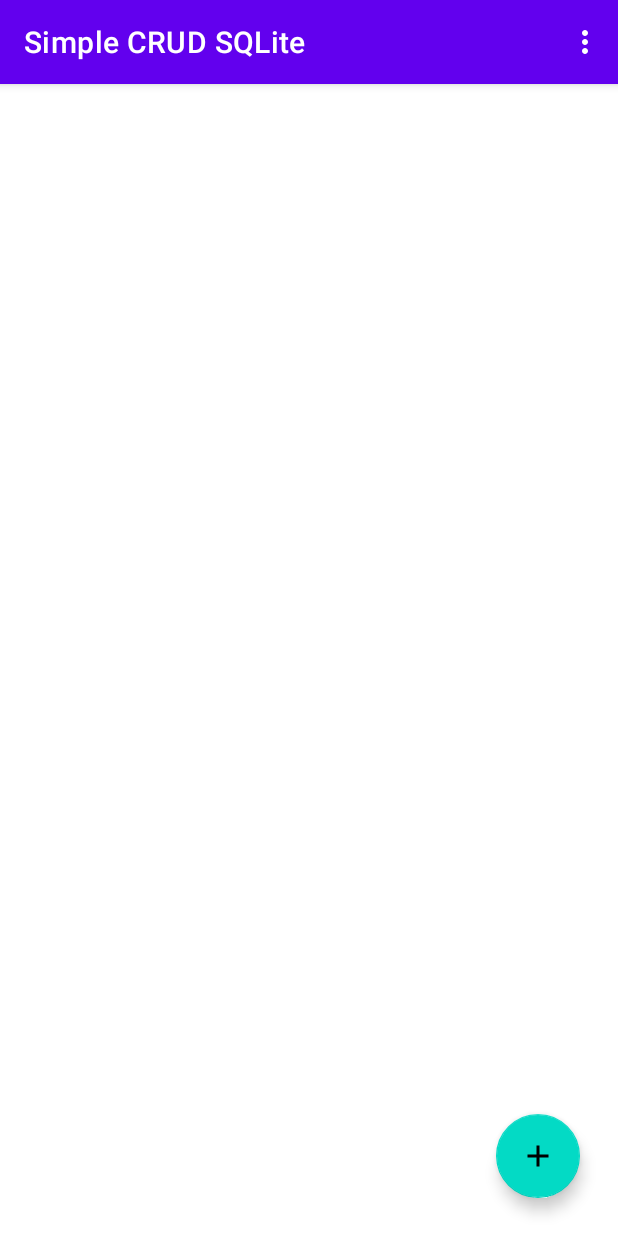
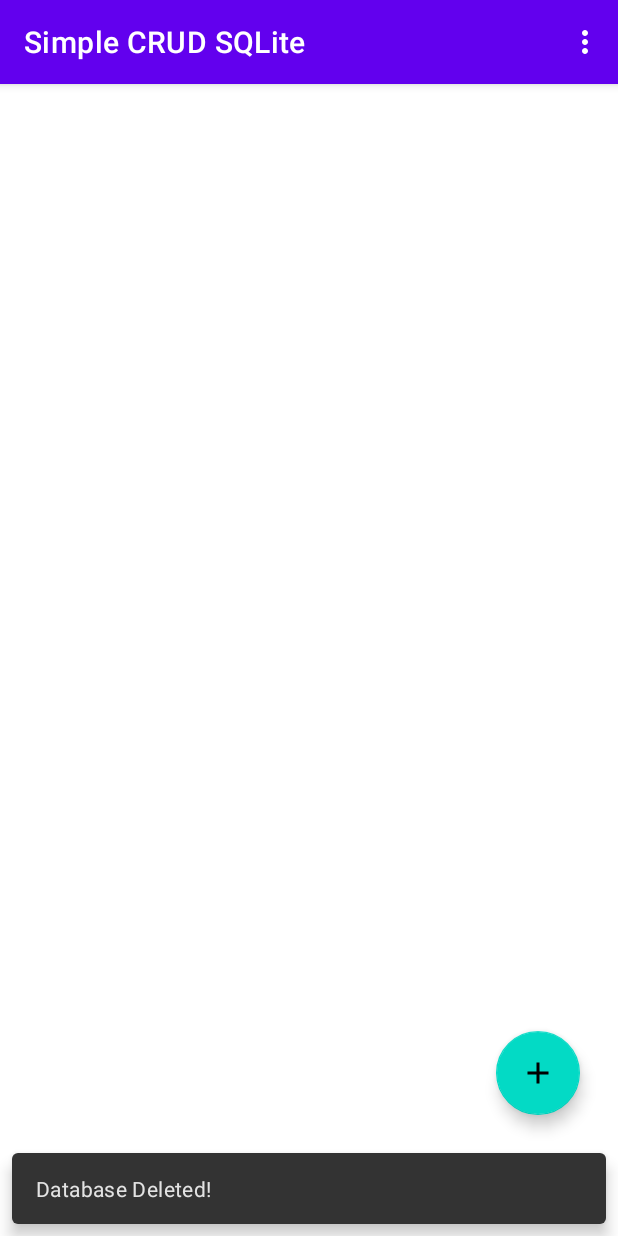
Before and after one commit to RamdanRohendi/Simple-CRUD-SQLite, an Android app: the screen it shows after launch (MainActivity), in the options menu, after a tap on "Clear database", on a phone screen of 412 x 824 dp. Run offline under Robolectric (Android 15) with nearby library versions, the phone set to English and light mode, and no system bars.

Commit message:
Perbaikan DatabaseManager dan Penambahan fungsi back di toolbar

```diff
--- a/app/src/main/java/com/example/simplecrudsqlite/DatabaseManager.java
+++ b/app/src/main/java/com/example/simplecrudsqlite/DatabaseManager.java
@@ -5,16 +5,16 @@ import android.database.Cursor;
 import android.database.sqlite.SQLiteDatabase;
 import android.util.Log;
 
-public class DatabaseManager extends DatabaseHelper {
+public class DatabaseManager {
     private DatabaseHelper dbHelper;
     private SQLiteDatabase database;
 
     public DatabaseManager(Context c) {
-        super(c);
+        dbHelper = new DatabaseHelper(c);
     }
 
     public void open() {
-        database = this.getWritableDatabase();
+        database = dbHelper.getWritableDatabase();
         database.isOpen();
     }
 
@@ -29,7 +29,7 @@ public class DatabaseManager extends DatabaseHelper {
     }
 
     public void insert(String myInputTitle, String myInputDesc) {
-        database = this.getWritableDatabase();
+        database = dbHelper.getWritableDatabase();
         String query = "INSERT INTO " + dbHelper.TABLE_NAME + " (Title, Description) " +
                 "VALUES ('" + myInputTitle + "', '" + myInputDesc + "')";
 
@@ -39,7 +39,7 @@ public class DatabaseManager extends DatabaseHelper {
     }
 
     public void update(int Id, String newTitle, String newDesc) {
-        database = this.getWritableDatabase();
+        database = dbHelper.getWritableDatabase();
         String query = "UPDATE " + dbHelper.TABLE_NAME + " SET "
                 + dbHelper.TITLE + "='" + newTitle + "', "
                 + dbHelper.DESC + "='" + newDesc + "'"
@@ -51,7 +51,7 @@ public class DatabaseManager extends DatabaseHelper {
     }
 
     public void delete(int Id) {
-        database = this.getWritableDatabase();
+        database = dbHelper.getWritableDatabase();
         String query = "DELETE FROM " + dbHelper.TABLE_NAME + " WHERE " + dbHelper._ID + "=" + "'" + Id + "'";
 
         Log.e("delete sqlite ", query);
@@ -59,4 +59,10 @@ public class DatabaseManager extends DatabaseHelper {
         database.close();
     }
 
+    public void dropTable() {
+        database = dbHelper.getWritableDatabase();
+        dbHelper.onUpgrade(database, 0, 0);
+        database.close();
+    }
+
 }
--- a/app/src/main/java/com/example/simplecrudsqlite/MainActivity.java
+++ b/app/src/main/java/com/example/simplecrudsqlite/MainActivity.java
@@ -99,6 +99,12 @@ public class MainActivity extends AppCompatActivity {
         int id = item.getItemId();
 
         if (id == R.id.action_clear_all) {
+            dbManager.dropTable();
+            dbManager.open();
+            Cursor cursor = dbManager.fetch();
+            adapter = new SimpleCursorAdapter(this, R.layout.adapter, cursor, from, to, 0);
+            listView.setAdapter(adapter);
+            Snackbar.make(listView, "Database Deleted!", Snackbar.LENGTH_LONG).show();
             return true;
         }
 
```
Also changed, not shown: app/src/main/AndroidManifest.xml (+20 -2 lines).
